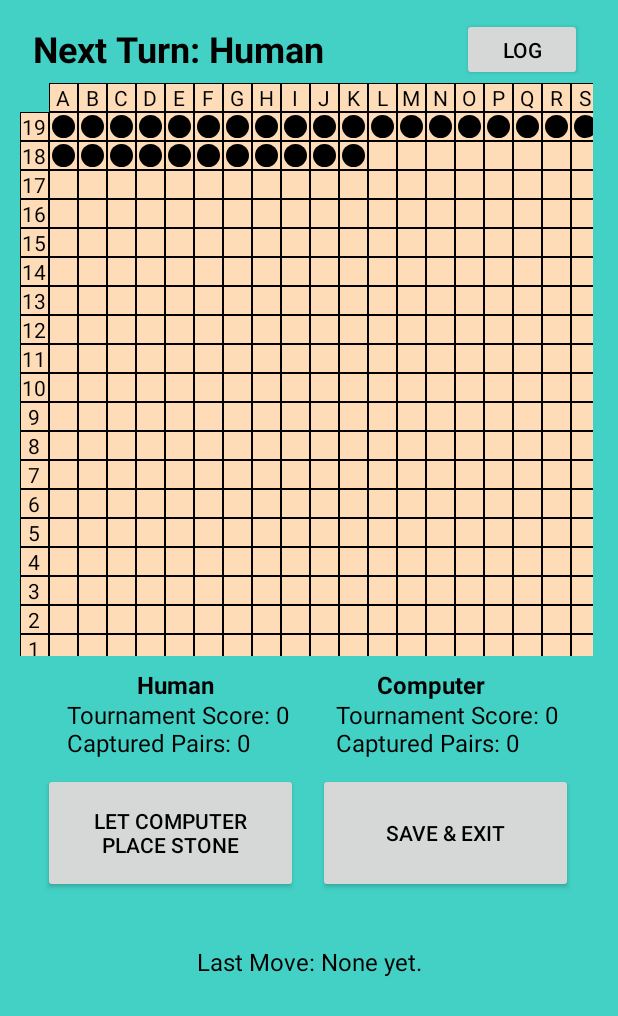
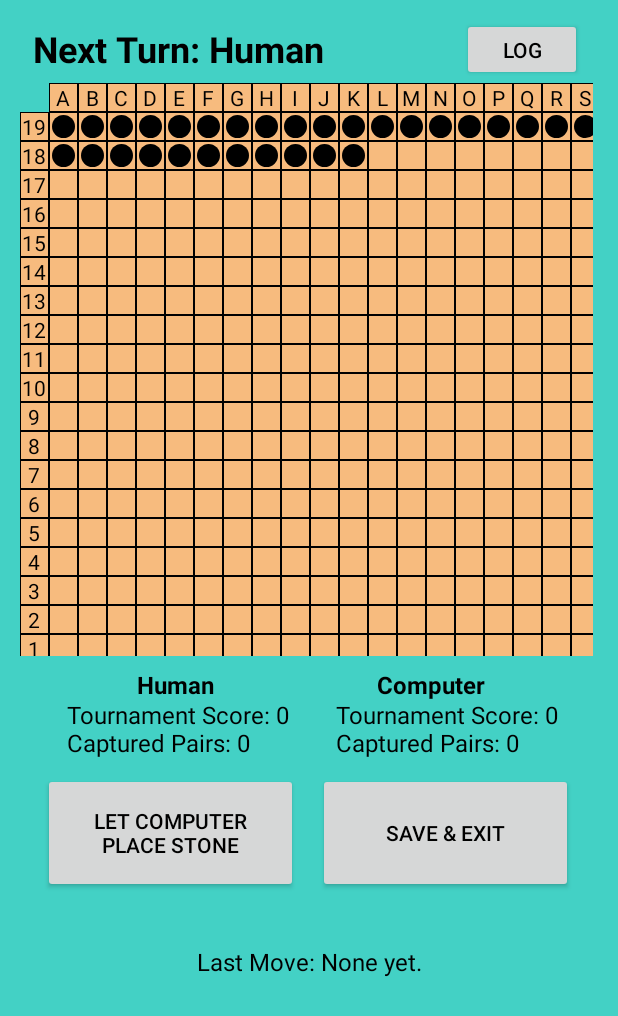
Before and after one commit to ipluchino/Pente-Android, an Android app built with Jetpack Compose: the RoundViewActivity screen opened directly, with no data from a screen before it, on a phone screen of 412 x 824 dp. Shown: the top 1016 px of the screen. Run offline under Robolectric (Android 15) with nearby library versions, the light colour scheme and no system bars; plain views replace ZoomLayout; 10 statements that could not run were skipped.

Commit message:
Slightly changed board color and fixed some typos.

```diff
--- a/app/src/main/java/edu/ramapo/ipluchino/pente/Model/Round.java
+++ b/app/src/main/java/edu/ramapo/ipluchino/pente/Model/Round.java
@@ -303,7 +303,7 @@ public class Round implements Serializable {
      */
     public String RoundOver()
     {
-        //If one of the players has achieved five consecutive pieces in any direction, the round is over.
+        //If one of the players has achieved five consecutive stones in any direction, the round is over.
         if (m_board.FiveConsecutive('W'))
         {
             if (GetHumanColor() == 'W')
@@ -637,8 +637,8 @@ public class Round implements Serializable {
      */
     public String ValidMove(String a_location)
     {
-        //There is a handicap for the second turn of the first player. The play must be within three intersections of the center piece.
-        boolean handicap = m_board.CountPieces('W') == 1 && m_board.CountPieces('B') == 1;
+        //There is a handicap for the second turn of the first player. The play must be within three intersections of the center stone.
+        boolean handicap = m_board.CountStones('W') == 1 && m_board.CountStones('B') == 1;
 
         if (m_board.IsEmptyBoard() && !a_location.equals("J10"))
         {
--- a/app/src/main/res/drawable/blackborder.xml
+++ b/app/src/main/res/drawable/blackborder.xml
@@ -1,7 +1,7 @@
 <shape
     xmlns:android="http://schemas.android.com/apk/res/android" >
     <solid
-        android:color="#ffdcb8" />
+        android:color="#f7bb7e" />
     <stroke
         android:color="#000000"
         android:width="0.65dp" />
--- a/app/src/main/res/drawable/blackstone.xml
+++ b/app/src/main/res/drawable/blackstone.xml
@@ -4,7 +4,7 @@
         <shape
             android:shape="rectangle" >
             <solid
-                android:color="#ffdcb8" />
+                android:color="#f7bb7e" />
             <stroke
                 android:color="#000000"
                 android:width="0.65dp" />
--- a/app/src/main/res/drawable/highlightedbutton.xml
+++ b/app/src/main/res/drawable/highlightedbutton.xml
@@ -4,7 +4,7 @@
         <shape
             android:shape="rectangle" >
             <solid
-                android:color="#ffdcb8" />
+                android:color="#f7bb7e" />
             <stroke
                 android:color="#000000"
                 android:width="0.65dp" />
--- a/app/src/main/res/drawable/whitestone.xml
+++ b/app/src/main/res/drawable/whitestone.xml
@@ -4,7 +4,7 @@
         <shape
             android:shape="rectangle" >
             <solid
-                android:color="#ffdcb8" />
+                android:color="#f7bb7e" />
             <stroke
                 android:color="#000000"
                 android:width="0.65dp" />
```
Also changed, not shown: app/src/main/java/edu/ramapo/ipluchino/pente/Model/Board.java (+9 -9 lines), app/src/main/java/edu/ramapo/ipluchino/pente/Model/Player.java (+28 -28 lines).
